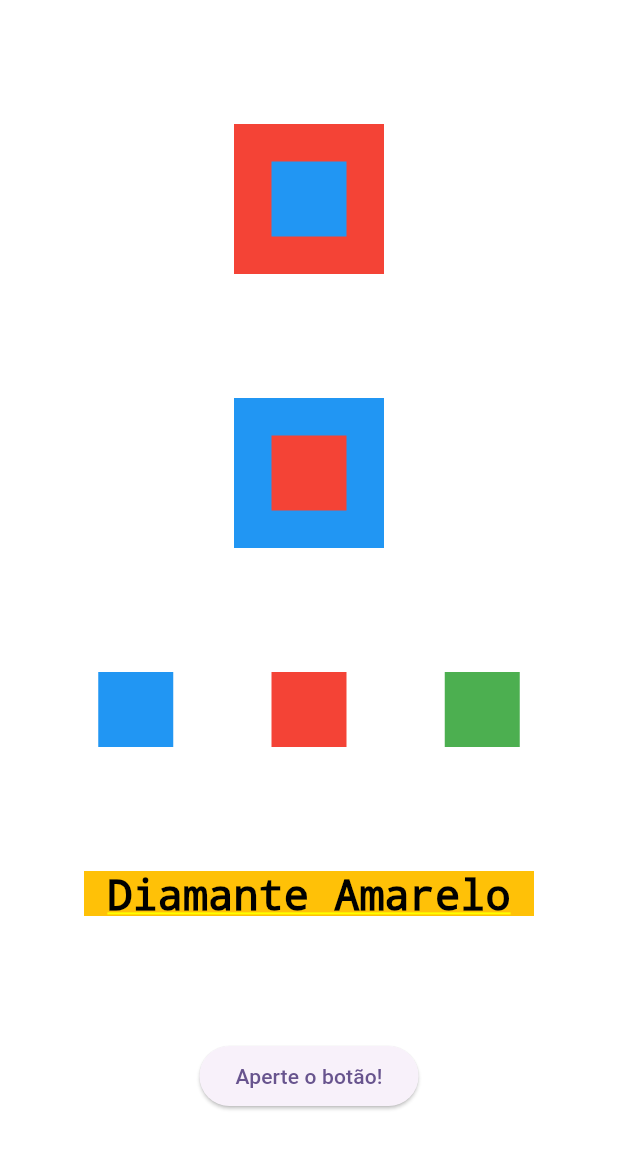
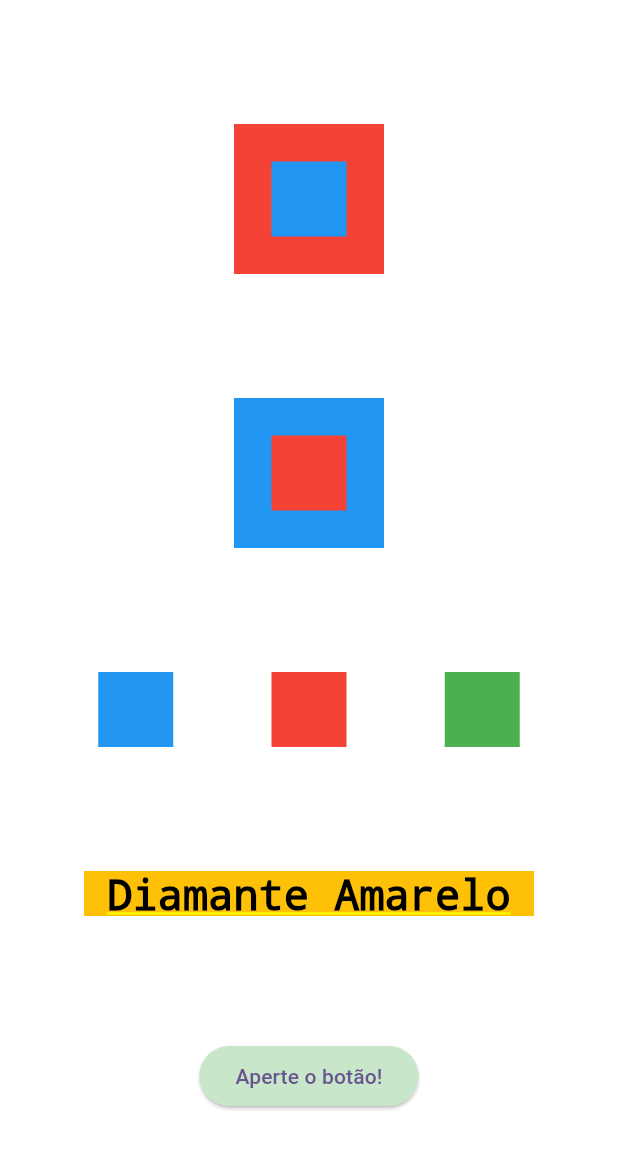
Before and after one commit to mvaraujo1977/flutter_first, a Flutter app: the screen it shows after launch, on a phone screen of 412 x 824 dp. Shown: the top 1149 px of the screen. Run offline on Flutter 3.47's test engine with Material 3 defaults, Android fonts, the phone set to English and light mode, and no system bars.

Commit message:
colocando Butão

```diff
--- a/lib/main.dart
+++ b/lib/main.dart
@@ -59,6 +59,10 @@ class MyApp extends StatelessWidget {
                 ),
               ),
               ElevatedButton(
+                style: ButtonStyle(
+                  backgroundColor:
+                      MaterialStateProperty.all(Colors.green.shade100),
+                ),
                 onPressed: () {
                   print('Você apertou o Botão');
                 },
```
